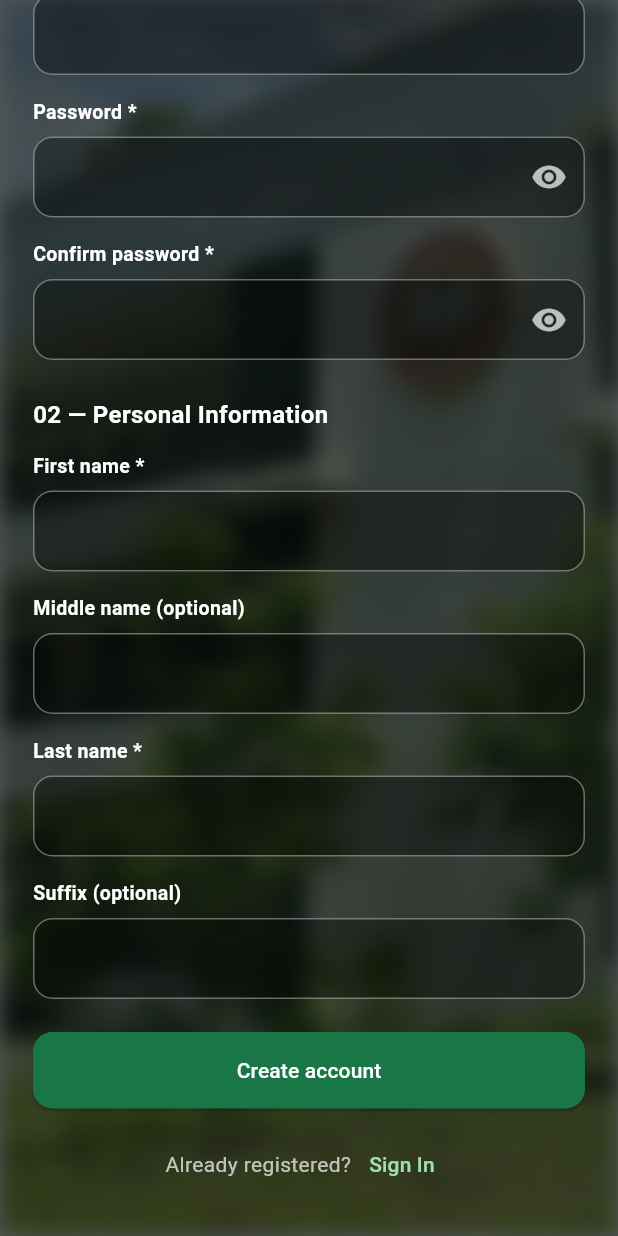
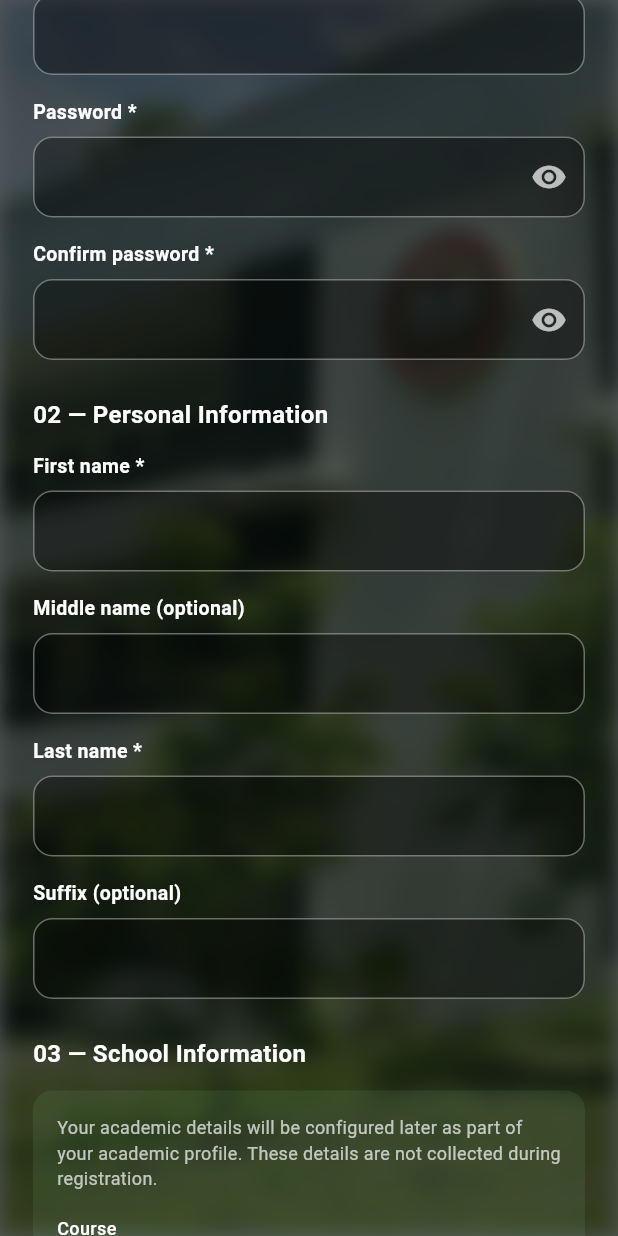
Before and after one commit to Ferrer5/CTU-G_Workspace-Mobile-App, a Flutter app: the SignUpScreen widget shown alone on an empty page, opened directly, scrolled down 489 dp, on a phone screen of 412 x 824 dp. Run offline on Flutter 3.47's test engine with Material 3 defaults, Android fonts, the phone set to English and light mode, and no system bars; our stand-ins replace cookie_jar, dio, dio_cookie_manager, flutter_riverpod, flutter_secure_storage, go_router; accounts and stored records are empty.

Commit message:
feat: show School Information note on the sign-up form

```diff
--- /dev/null
+++ b/lib/features/auth/presentation/registration_school_information.dart
@@ -0,0 +1,70 @@
+import 'package:flutter/material.dart';
+
+class RegistrationSchoolInformation extends StatelessWidget {
+  const RegistrationSchoolInformation({super.key, required this.role});
+
+  final String role;
+
+  @override
+  Widget build(BuildContext context) {
+    if (role == 'Instructor') return const SizedBox.shrink();
+
+    return MergeSemantics(
+      child: Column(
+        crossAxisAlignment: CrossAxisAlignment.stretch,
+        children: [
+          const SizedBox(height: 25),
+          const Padding(
+            padding: EdgeInsets.only(bottom: 13),
+            child: Text(
+              '03 — School Information',
+              style: TextStyle(
+                color: Colors.white,
+                fontSize: 16,
+                fontWeight: FontWeight.w700,
+              ),
+            ),
+          ),
+          Container(
+            padding: const EdgeInsets.all(16),
+            decoration: BoxDecoration(
+              color: const Color.fromRGBO(129, 213, 155, 0.10),
+              borderRadius: BorderRadius.circular(13),
+            ),
+            child: Column(
+              crossAxisAlignment: CrossAxisAlignment.start,
+              children: [
+                const Text(
+                  'Your academic details will be configured later as part of '
+                  'your academic profile. These details are not collected '
+                  'during registration.',
+                  style: TextStyle(
+                    color: Colors.white70,
+                    fontSize: 12,
+                    height: 1.4,
+                  ),
+                ),
+                const SizedBox(height: 16),
+                for (final label in ['Course', 'Year Level', 'Section']) ...[
+                  Text(
+                    label,
+                    style: const TextStyle(
+                      color: Colors.white,
+                      fontSize: 12,
+                      fontWeight: FontWeight.w500,
+                    ),
+                  ),
+                  const Text(
+                    'Configured later',
+                    style: TextStyle(color: Colors.white70, fontSize: 12),
+                  ),
+                  if (label != 'Section') const SizedBox(height: 12),
+                ],
+              ],
+            ),
+          ),
+        ],
+      ),
+    );
+  }
+}
--- a/lib/features/auth/presentation/sign_up_screen.dart
+++ b/lib/features/auth/presentation/sign_up_screen.dart
@@ -10,6 +10,7 @@ import 'auth_feedback.dart';
 import 'auth_screen_background.dart';
 import 'auth_screen_header.dart';
 import 'auth_text_field.dart';
+import 'registration_school_information.dart';
 import 'registration_verification_screen.dart';
 
 class SignUpScreen extends ConsumerStatefulWidget {
@@ -464,6 +465,7 @@ class _SignUpScreenState extends ConsumerState<SignUpScreen> {
                         ? 'Suffix must be 20 characters or fewer.'
                         : null,
                   ),
+                  RegistrationSchoolInformation(role: _requestedRole),
                   if (_feedback != null) ...[
                     const SizedBox(height: 17),
                     AuthFeedback(message: _feedback!),
```
Also changed, not shown: 1 other file.
